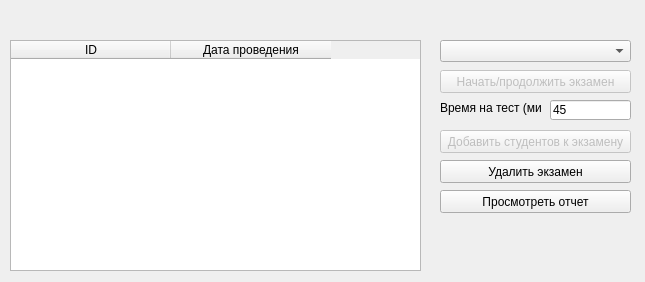
First picture: the form in gui_client/examcontrol.ui, repository turok-m-a/tester-server, before the edit.
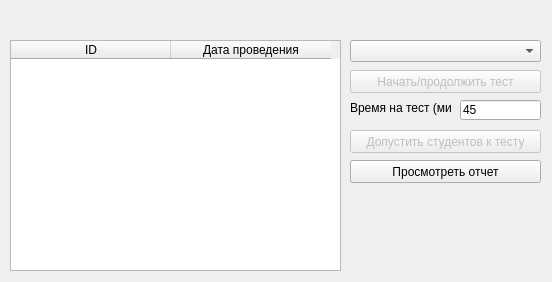
Second picture: the form after the edit.

Commit message: ver 1.0 (нагрузочный тест не убран)

The edit to the form file:
```diff
--- a/gui_client/examcontrol.ui
+++ b/gui_client/examcontrol.ui
@@ -6,7 +6,7 @@
    <rect>
     <x>0</x>
     <y>0</y>
-    <width>645</width>
+    <width>552</width>
     <height>282</height>
    </rect>
   </property>
@@ -18,7 +18,7 @@
     <rect>
      <x>10</x>
      <y>40</y>
-     <width>411</width>
+     <width>331</width>
      <height>231</height>
     </rect>
    </property>
@@ -31,6 +31,9 @@
    <attribute name="horizontalHeaderDefaultSectionSize">
     <number>160</number>
    </attribute>
+   <attribute name="verticalHeaderVisible">
+    <bool>false</bool>
+   </attribute>
    <column>
     <property name="text">
      <string>ID</string>
@@ -48,33 +51,20 @@
    </property>
    <property name="geometry">
     <rect>
-     <x>440</x>
+     <x>350</x>
      <y>130</y>
      <width>191</width>
      <height>23</height>
     </rect>
    </property>
    <property name="text">
-    <string>Добавить студентов к экзамену</string>
-   </property>
-  </widget>
-  <widget class="QPushButton" name="delExam">
-   <property name="geometry">
-    <rect>
-     <x>440</x>
-     <y>160</y>
-     <width>191</width>
-     <height>23</height>
-    </rect>
-   </property>
-   <property name="text">
-    <string>Удалить экзамен</string>
+    <string>Допустить студентов к тесту</string>
    </property>
   </widget>
   <widget class="QComboBox" name="subjList">
    <property name="geometry">
     <rect>
-     <x>440</x>
+     <x>350</x>
      <y>40</y>
      <width>191</width>
      <height>22</height>
@@ -87,20 +77,20 @@
    </property>
    <property name="geometry">
     <rect>
-     <x>440</x>
+     <x>350</x>
      <y>70</y>
      <width>191</width>
      <height>23</height>
     </rect>
    </property>
    <property name="text">
-    <string>Начать/продолжить экзамен</string>
+    <string>Начать/продолжить тест</string>
    </property>
   </widget>
   <widget class="QLabel" name="label">
    <property name="geometry">
     <rect>
-     <x>440</x>
+     <x>350</x>
      <y>100</y>
      <width>101</width>
      <height>16</height>
@@ -113,7 +103,7 @@
   <widget class="QLineEdit" name="examTime">
    <property name="geometry">
     <rect>
-     <x>550</x>
+     <x>460</x>
      <y>100</y>
      <width>81</width>
      <height>20</height>
@@ -126,8 +116,8 @@
   <widget class="QPushButton" name="viewReport">
    <property name="geometry">
     <rect>
-     <x>440</x>
-     <y>190</y>
+     <x>350</x>
+     <y>160</y>
      <width>191</width>
      <height>23</height>
     </rect>
```
Left out of the diff: 2 changed lines with no effect on the pictures. The commit also changes 32 other files.
